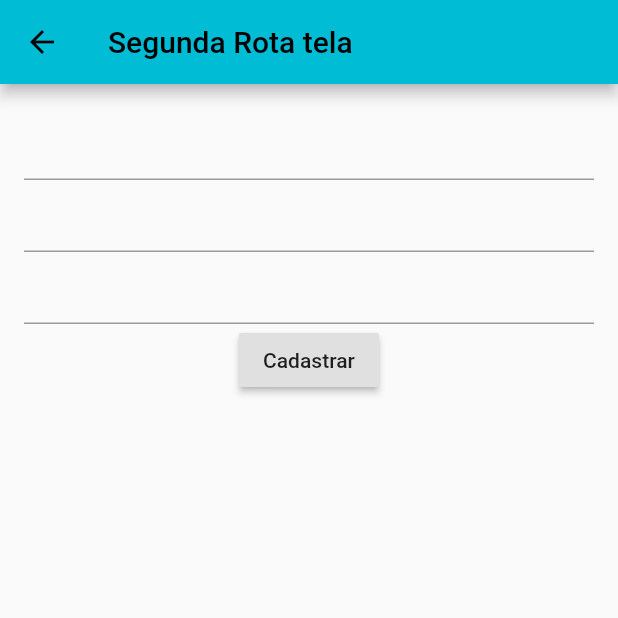
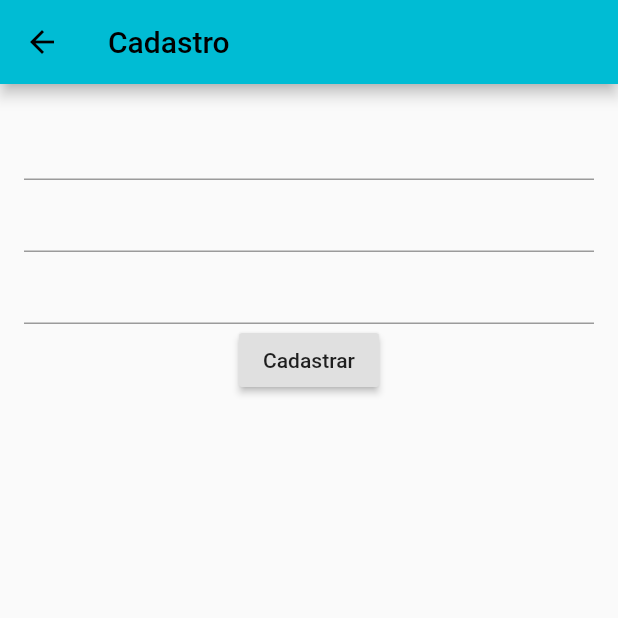
Before and after one commit to lysialeao/flutter-navigate, a Flutter app: the SegundaRota screen opened directly, on a phone screen of 412 x 824 dp, the top half of it. Run offline on Flutter 3.47's test engine with Material 2 defaults, Android fonts, the phone set to English and light mode, and no system bars; missing offline and left inert: dart:html.

Commit message:
Starting a form in the second route

```diff
--- a/lib/main.dart
+++ b/lib/main.dart
@@ -7,7 +7,7 @@ class SegundaRota extends StatelessWidget {
   Widget build(BuildContext context){
     return Scaffold(
       appBar: AppBar(
-        title: Text('Segunda Rota tela'),
+        title: Text('Cadastro'),
       ),
       body: Padding(
         padding: const EdgeInsets.all(16.0),
```
